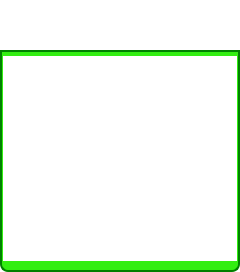
First picture: the form in GoTvApps/GoTvCommon/Forms/ActivityConnectionOptions.ui, repository brettrjones/gotvptop, before the edit.
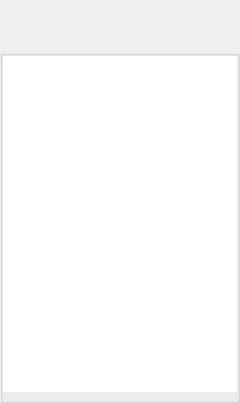
Second picture: the form after the edit. Custom widgets are drawn as their Qt base class.

What changed in the file:
```diff
--- a/GoTvApps/GoTvCommon/Forms/ActivityConnectionOptions.ui
+++ b/GoTvApps/GoTvCommon/Forms/ActivityConnectionOptions.ui
@@ -10,7 +10,7 @@
     <x>0</x>
     <y>0</y>
     <width>240</width>
-    <height>272</height>
+    <height>403</height>
    </rect>
   </property>
   <property name="windowTitle">
@@ -22,43 +22,6 @@
   <property name="toolTip">
    <string/>
   </property>
-  <property name="styleSheet">
-   <string notr="true">QDialog#ConnectionOptionsDlg
-{   
-color: transparent;
-background-color: transparent;
-border: 1px solid transparent;
-border-radius: 8px; 
-}
-
-#popupTitleBox
-{   
-color: black;
-background-color: rgb(50,238,17);
-border: 2px solid green;
-border-top-left-radius: 8px; 
-border-top-right-radius: 8px;
-}
-#popupTitleLabel
-{   
-color: black;
-}
-#popupMenuItemsBox
-{   
-background-color: rgb(50,238,17);
-border: 2px solid green;
-border-top-color: green; 
-border-bottom-left-radius: 8px; 
-border-bottom-right-radius: 8px;
-}
-#menuList
-{   
-background-color: transparent;
-border: 1px solid transparent;
-border-bottom-left-radius: 8px; 
-border-bottom-right-radius: 8px;
-}</string>
-  </property>
   <layout class="QVBoxLayout" name="verticalLayout">
    <property name="spacing">
     <number>0</number>
@@ -155,6 +118,12 @@
    <header>TitleBarWidget.h</header>
    <container>1</container>
   </customwidget>
+  <customwidget>
+   <class>BottomBarWidget</class>
+   <extends>QWidget</extends>
+   <header location="global">BottomBarWidget.h</header>
+   <container>1</container>
+  </customwidget>
  </customwidgets>
  <resources/>
  <connections/>
```
Left out of the diff: 30 changed lines with no effect on the pictures.
